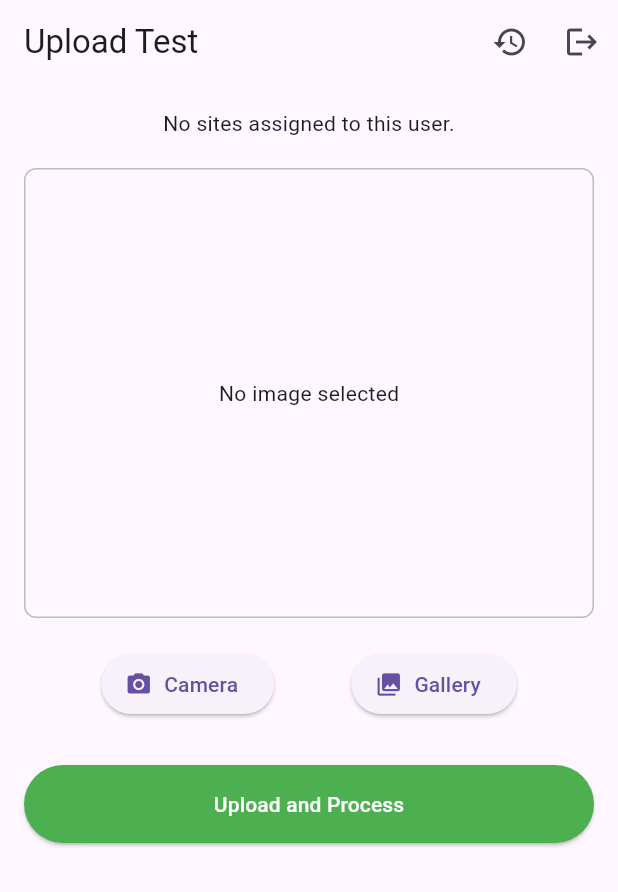
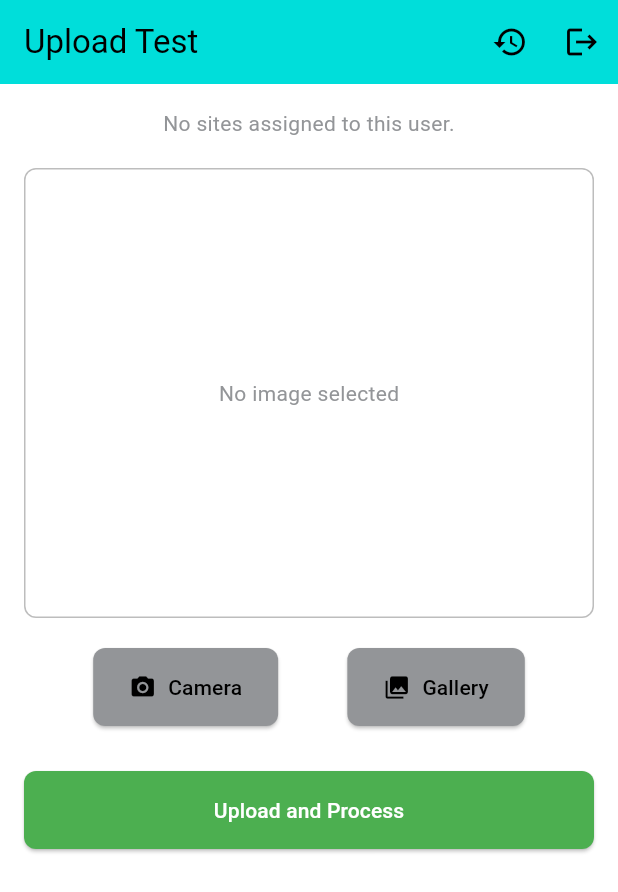
Before and after one commit to dnyanesh57/OCR_APPFLTR, a Flutter app: the screen it shows once a user with an empty profile is signed in, on a phone screen of 412 x 824 dp. Shown: the top 892 px of the screen. Run offline on Flutter 3.47's test engine with Material 3 defaults, Android fonts, the light colour scheme and no system bars; our stand-ins replace cloud_firestore, firebase_auth, firebase_core, firebase_storage, image_picker; accounts and stored records are empty; network calls fail.

Commit message:
Themed App

```diff
--- a/lib/main.dart
+++ b/lib/main.dart
@@ -4,6 +4,7 @@
 import 'firebase_options.dart';
 import 'screens/auth_gate.dart';
 import 'services/firebase_service.dart';
+import 'theme/app_theme.dart'; // Import your new theme file
 
 void main() async {
   WidgetsFlutterBinding.ensureInitialized();
@@ -22,10 +23,8 @@
       create: (context) => FirebaseService(),
       child: MaterialApp(
         title: 'Concrete Test App',
-        theme: ThemeData(
-          primarySwatch: Colors.blue,
-          visualDensity: VisualDensity.adaptivePlatformDensity,
-        ),
+        // Apply your new theme here
+        theme: AppTheme.lightTheme,
         home: const AuthGate(),
       ),
     );
--- a/lib/screens/login_screen.dart
+++ b/lib/screens/login_screen.dart
@@ -39,6 +39,9 @@
           child: Column(
             mainAxisAlignment: MainAxisAlignment.center,
             children: [
+              // Add your logo here
+              Image.asset('assets/images/logo.png', height: 80),
+              const SizedBox(height: 24),
               Text('Concrete Test App', style: Theme.of(context).textTheme.headlineMedium),
               const SizedBox(height: 32),
               TextField(controller: _emailController, decoration: const InputDecoration(labelText: 'Email'), keyboardType: TextInputType.emailAddress),
@@ -47,6 +50,7 @@
               const SizedBox(height: 32),
               _isLoading
                   ? const CircularProgressIndicator()
+                  // The button now uses the style from your theme
                   : ElevatedButton(onPressed: _login, child: const Text('Login')),
             ],
           ),
--- /dev/null
+++ b/lib/theme/app_theme.dart
@@ -0,0 +1,56 @@
+import 'package:flutter/material.dart';
+
+class AppTheme {
+  // --- PRIMARY BRAND COLORS ---
+  // Your company's colors
+  static const Color primaryColor = Color(0xFF00DEDA); // Turquoise-like color
+  static const Color accentColor = Color(0xFF939598);  // Light gray
+  static const Color backgroundColor = Color(0xFFFFFFFF); // White
+  static const Color textColor = Color(0xFF000000); // Black
+
+  static final ThemeData lightTheme = ThemeData(
+    primaryColor: primaryColor,
+    colorScheme: ColorScheme.light(
+      primary: primaryColor,
+      secondary: accentColor,
+      background: backgroundColor,
+      onPrimary: textColor,
+      onSecondary: textColor,
+      onBackground: textColor,
+    ),
+    scaffoldBackgroundColor: backgroundColor,
+    appBarTheme: AppBarTheme(
+      backgroundColor: primaryColor,
+      foregroundColor: textColor, // Text/icon color on app bar
+    ),
+    elevatedButtonTheme: ElevatedButtonThemeData(
+      style: ElevatedButton.styleFrom(
+        backgroundColor: accentColor, // Button background
+        foregroundColor: textColor, // Button text color
+        padding: const EdgeInsets.symmetric(vertical: 16, horizontal: 24),
+        shape: RoundedRectangleBorder(
+          borderRadius: BorderRadius.circular(8),
+        ),
+      ),
+    ),
+    inputDecorationTheme: InputDecorationTheme(
+      border: OutlineInputBorder(
+        borderRadius: BorderRadius.circular(8),
+        borderSide: BorderSide(color: accentColor), // Lighter border
+      ),
+      focusedBorder: OutlineInputBorder(
+        borderRadius: BorderRadius.circular(8),
+        borderSide: BorderSide(color: primaryColor, width: 2),
+      ),
+      labelStyle: TextStyle(color: primaryColor),
+      hintStyle: TextStyle(color: accentColor),
+    ),
+    textTheme: TextTheme(
+      headline1: TextStyle(color: textColor, fontWeight: FontWeight.bold),
+      bodyText1: TextStyle(color: textColor),
+      bodyText2: TextStyle(color: accentColor), // Subtle text color
+      button: TextStyle(color: textColor),
+      caption: TextStyle(color: accentColor),
+    ),
+  );
+}
--- a/pubspec.yaml
+++ b/pubspec.yaml
@@ -64,6 +64,9 @@
   # included with your application, so that you can use the icons in
   # the material Icons class.
   uses-material-design: true
+    # Add this assets section
+  assets:
+    - assets/images/logo.png
 
   # To add assets to your application, add an assets section, like this:
   # assets:
```
Also changed, not shown: lib/screens/upload_log_screen.dart (+56 -52 lines), assets/logo.png (added).
